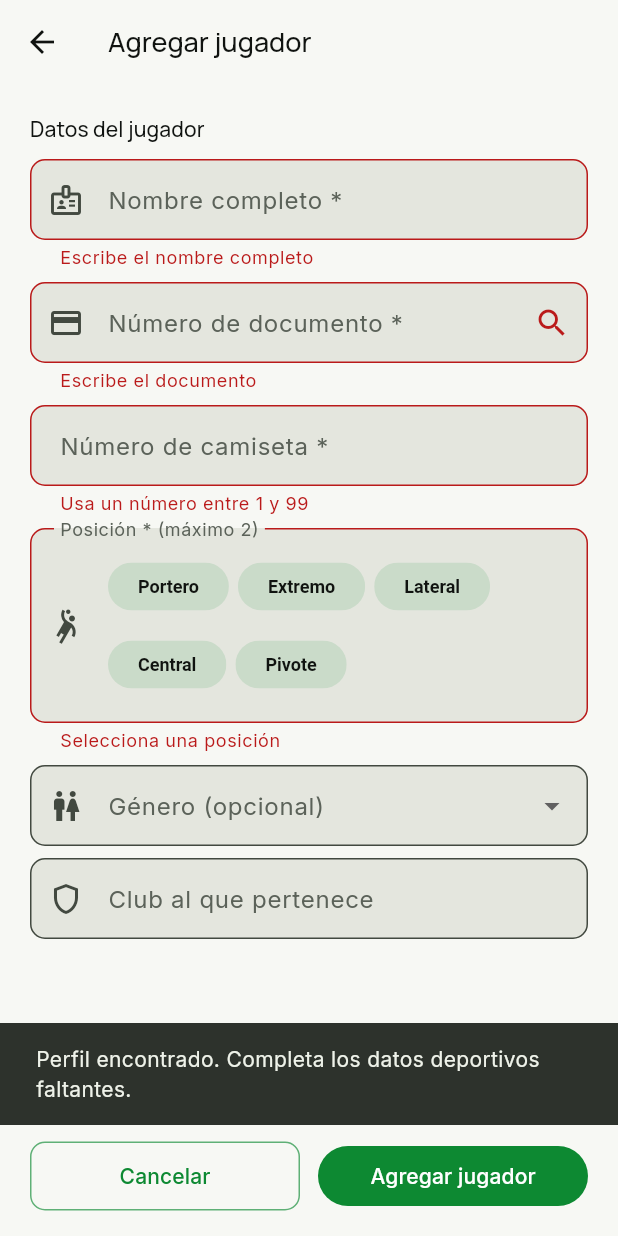
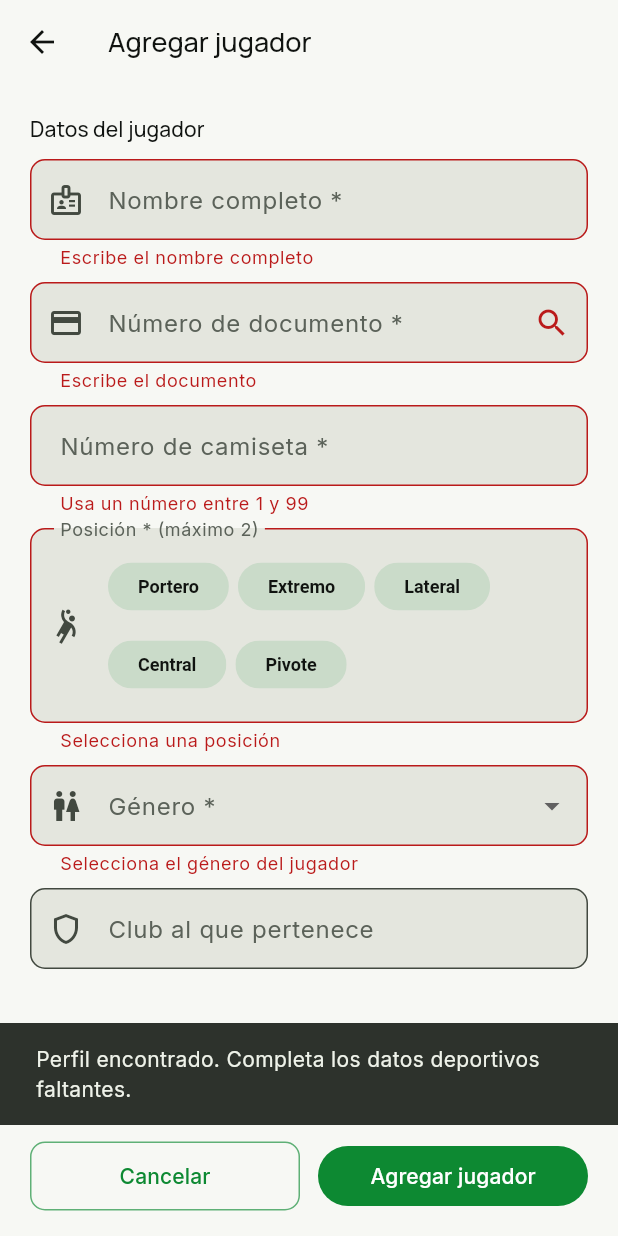
Before and after one commit to tatiana1104/handplay_demo, a Flutter app: the _PlayerDialog screen opened directly with empty values, after a tap on "Agregar jugador", on a phone screen of 412 x 824 dp. Run offline on Flutter 3.47's test engine with Material 3 defaults, Android fonts, the phone set to English and light mode, and no system bars; our stand-ins replace cloud_firestore, dartz, equatable, firebase_auth, firebase_core, firebase_messaging and 5 more; accounts and stored records are empty.

Commit message:
Require player gender for scorer tables

```diff
--- a/lib/features/tournaments/presentation/screens/team_registration_screen.dart
+++ b/lib/features/tournaments/presentation/screens/team_registration_screen.dart
@@ -94,6 +94,11 @@ class _PlayerDialogState extends State<_PlayerDialog> {
     }
     final document = _document.text.trim();
     final existing = await _findProfile(document);
+    final selectedGender = (_gender ?? _firstValue(existing ?? {}, ['gender', 'genero', 'sex', 'sexo']) ?? '').trim();
+    if (selectedGender.isEmpty) {
+      ScaffoldMessenger.of(context).showSnackBar(const SnackBar(content: Text('El género del jugador es obligatorio para calcular las tablas de goleadores.')));
+      return;
+    }
     final playerResult = <String, String>{
       'name': _name.text.trim().isNotEmpty ? _name.text.trim() : (existing?['name']?.toString() ?? ''),
       'document': document,
@@ -259,7 +264,8 @@ class _PlayerDialogState extends State<_PlayerDialog> {
               const SizedBox(height: 8),
               DropdownButtonFormField<String>(
                 value: _gender,
-                decoration: const InputDecoration(labelText: 'Género (opcional)', prefixIcon: Icon(Icons.wc_outlined)),
+                decoration: const InputDecoration(labelText: 'Género *', prefixIcon: Icon(Icons.wc_outlined)),
+                validator: (value) => value == null || value.isEmpty ? 'Selecciona el género del jugador' : null,
                 items: (widget.tournamentBranch == 'masculino'
                         ? const ['masculino']
                         : widget.tournamentBranch == 'femenino'
```
Also changed, not shown: 1 other file.
